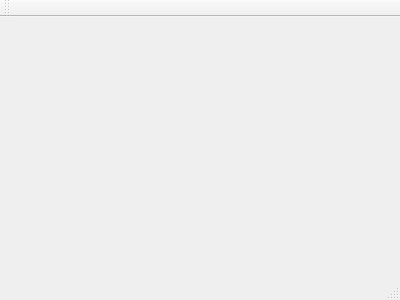
Qt form cc4652/mainwindow.ui (victoralmeida/cc4652-031) before a commit.
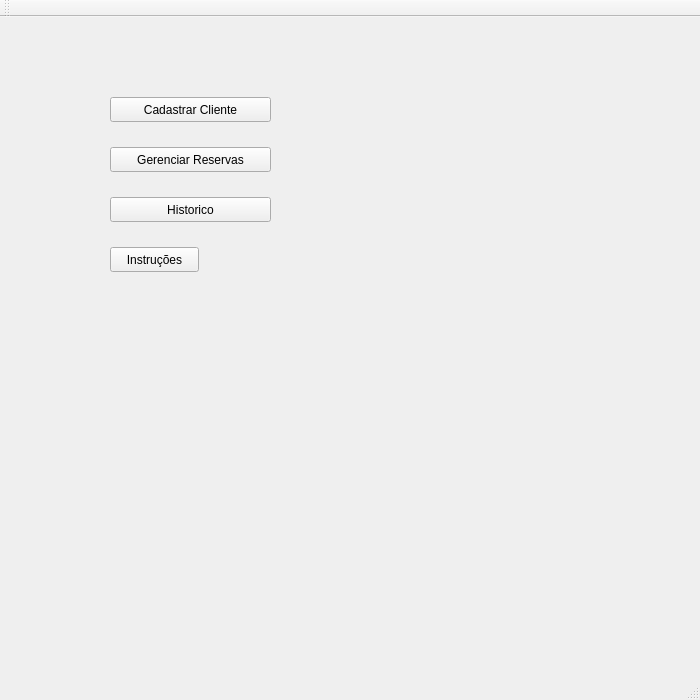
The same form after that commit.

Commit message: Inclusao dos 4 botoes da tela de inicio

The edit to the form file:
```diff
--- a/cc4652/mainwindow.ui
+++ b/cc4652/mainwindow.ui
@@ -1,24 +1,92 @@
 <ui version="4.0">
  <class>MainWindow</class>
- <widget class="QMainWindow" name="MainWindow" >
-  <property name="geometry" >
+ <widget class="QMainWindow" name="MainWindow">
+  <property name="geometry">
    <rect>
     <x>0</x>
     <y>0</y>
-    <width>400</width>
-    <height>300</height>
+    <width>700</width>
+    <height>700</height>
    </rect>
   </property>
   <property name="windowTitle" >
    <string>MainWindow</string>
   </property>
-  <widget class="QMenuBar" name="menuBar" />
-  <widget class="QToolBar" name="mainToolBar" />
-  <widget class="QWidget" name="centralWidget" />
-  <widget class="QStatusBar" name="statusBar" />
+  <widget class="QWidget" name="centralWidget">
+   <widget class="QPushButton" name="btCadastrar">
+    <property name="geometry">
+     <rect>
+      <x>110</x>
+      <y>80</y>
+      <width>161</width>
+      <height>25</height>
+     </rect>
+    </property>
+    <property name="text">
+     <string>Cadastrar Cliente</string>
+    </property>
+   </widget>
+   <widget class="QPushButton" name="btGerenciar">
+    <property name="geometry">
+     <rect>
+      <x>110</x>
+      <y>130</y>
+      <width>161</width>
+      <height>25</height>
+     </rect>
+    </property>
+    <property name="text">
+     <string>Gerenciar Reservas</string>
+    </property>
+   </widget>
+   <widget class="QPushButton" name="btHist">
+    <property name="geometry">
+     <rect>
+      <x>110</x>
+      <y>180</y>
+      <width>161</width>
+      <height>25</height>
+     </rect>
+    </property>
+    <property name="text">
+     <string>Historico</string>
+    </property>
+   </widget>
+   <widget class="QPushButton" name="btInfo">
+    <property name="geometry">
+     <rect>
+      <x>110</x>
+      <y>230</y>
+      <width>89</width>
+      <height>25</height>
+     </rect>
+    </property>
+    <property name="text">
+     <string>Instruções</string>
+    </property>
+   </widget>
+  </widget>
+  <widget class="QMenuBar" name="menuBar">
+   <property name="geometry">
+    <rect>
+     <x>0</x>
+     <y>0</y>
+     <width>700</width>
+     <height>22</height>
+    </rect>
+   </property>
+  </widget>
+  <widget class="QToolBar" name="mainToolBar">
+   <attribute name="toolBarArea">
+    <enum>TopToolBarArea</enum>
+   </attribute>
+   <attribute name="toolBarBreak">
+    <bool>false</bool>
+   </attribute>
+  </widget>
+  <widget class="QStatusBar" name="statusBar"/>
  </widget>
- <layoutDefault spacing="6" margin="11" />
- <pixmapfunction></pixmapfunction>
+ <layoutdefault spacing="6" margin="11"/>
  <resources/>
  <connections/>
 </ui>
```
Left out of the diff: 3 changed lines with no effect on the pictures.
